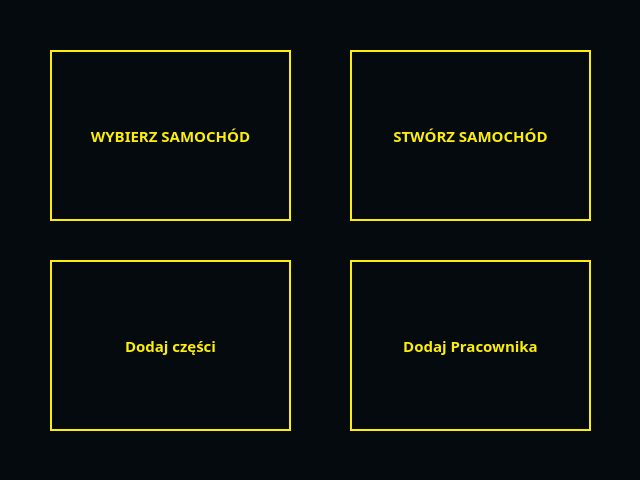
Old version of the form mainwindow.ui in the repository MystryDawid/Cars.
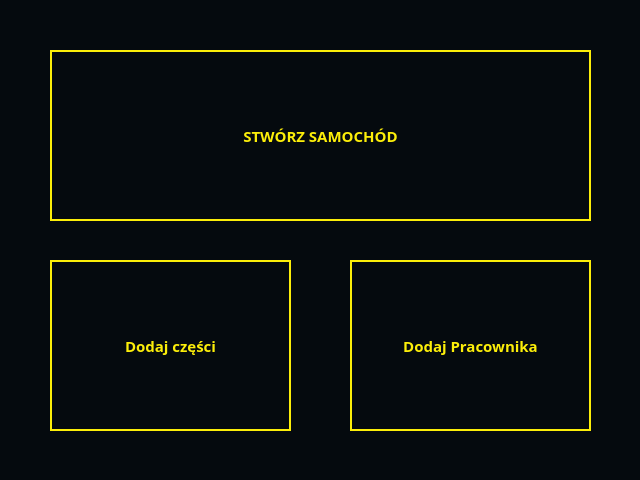
New version of the form.

```diff
--- a/mainwindow.ui
+++ b/mainwindow.ui
@@ -149,27 +149,14 @@
      <widget class="QPushButton" name="goToWybierzAuto">
       <property name="geometry">
        <rect>
-        <x>350</x>
-        <y>50</y>
-        <width>241</width>
-        <height>171</height>
-       </rect>
-      </property>
-      <property name="text">
-       <string>STWÓRZ SAMOCHÓD</string>
-      </property>
-     </widget>
-     <widget class="QPushButton" name="goToStworzAuto">
-      <property name="geometry">
-       <rect>
         <x>50</x>
         <y>50</y>
-        <width>241</width>
+        <width>541</width>
         <height>171</height>
        </rect>
       </property>
       <property name="text">
-       <string>WYBIERZ SAMOCHÓD</string>
+       <string>STWÓRZ SAMOCHÓD</string>
       </property>
      </widget>
      <widget class="QPushButton" name="goToDodajCzesci">
```
